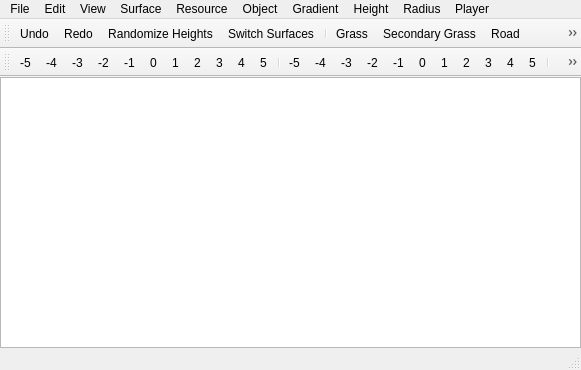
This is source/glest_map_editor/main.ui in MegaGlest/megaglest-source as Qt 5 draws it before an edit. The edited form follows.
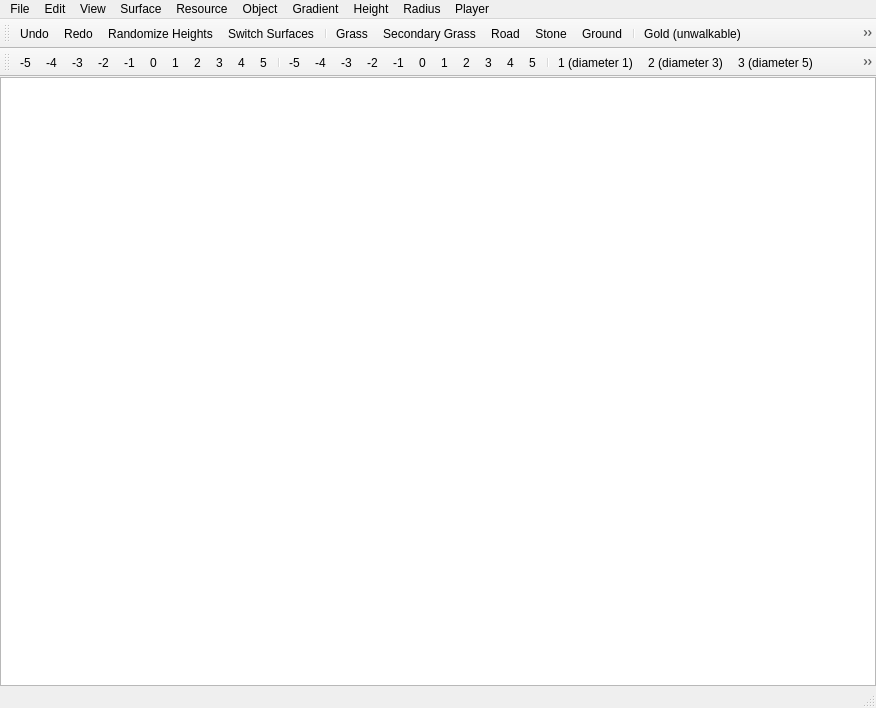
This is the edited form. Icons and pictures are not drawn.

```diff
--- a/source/glest_map_editor/main.ui
+++ b/source/glest_map_editor/main.ui
@@ -7,8 +7,8 @@
    <rect>
     <x>0</x>
     <y>0</y>
-    <width>581</width>
-    <height>370</height>
+    <width>876</width>
+    <height>708</height>
    </rect>
   </property>
   <property name="windowTitle">
@@ -51,7 +51,7 @@
     <rect>
      <x>0</x>
      <y>0</y>
-     <width>581</width>
+     <width>876</width>
      <height>19</height>
     </rect>
    </property>
```
